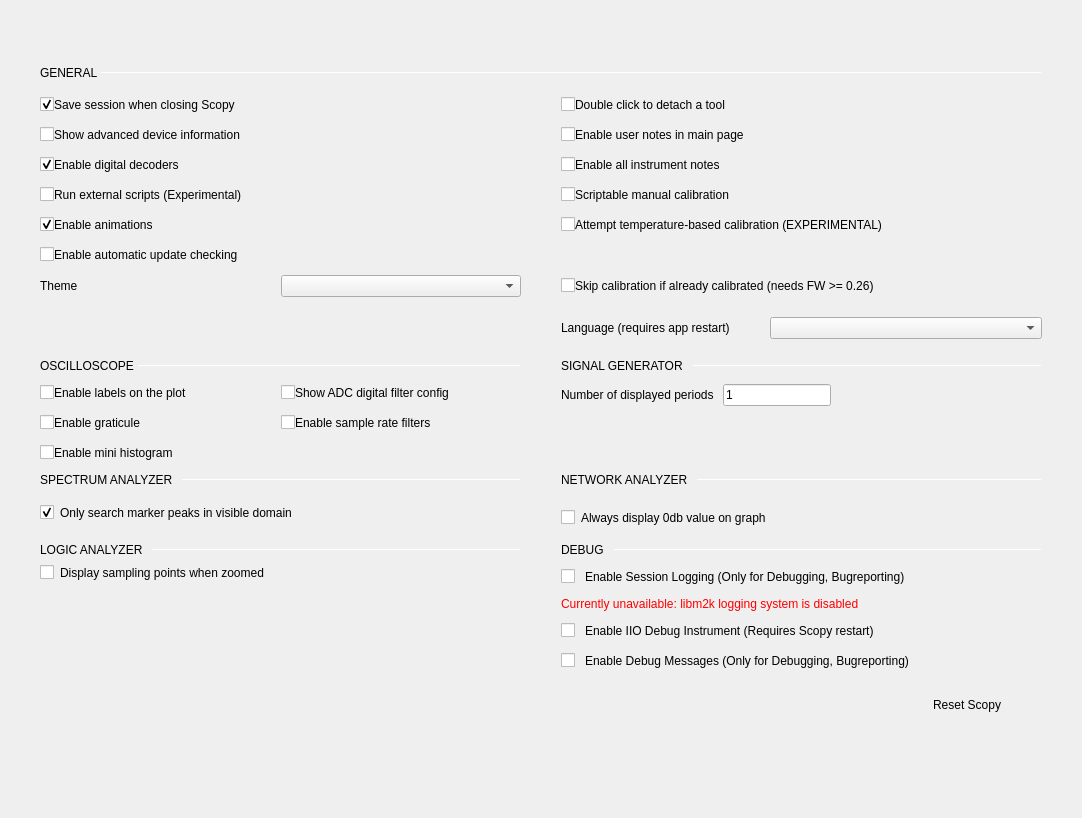
analogdevicesinc/scopy, file ui/preferences.ui: the form before one commit.
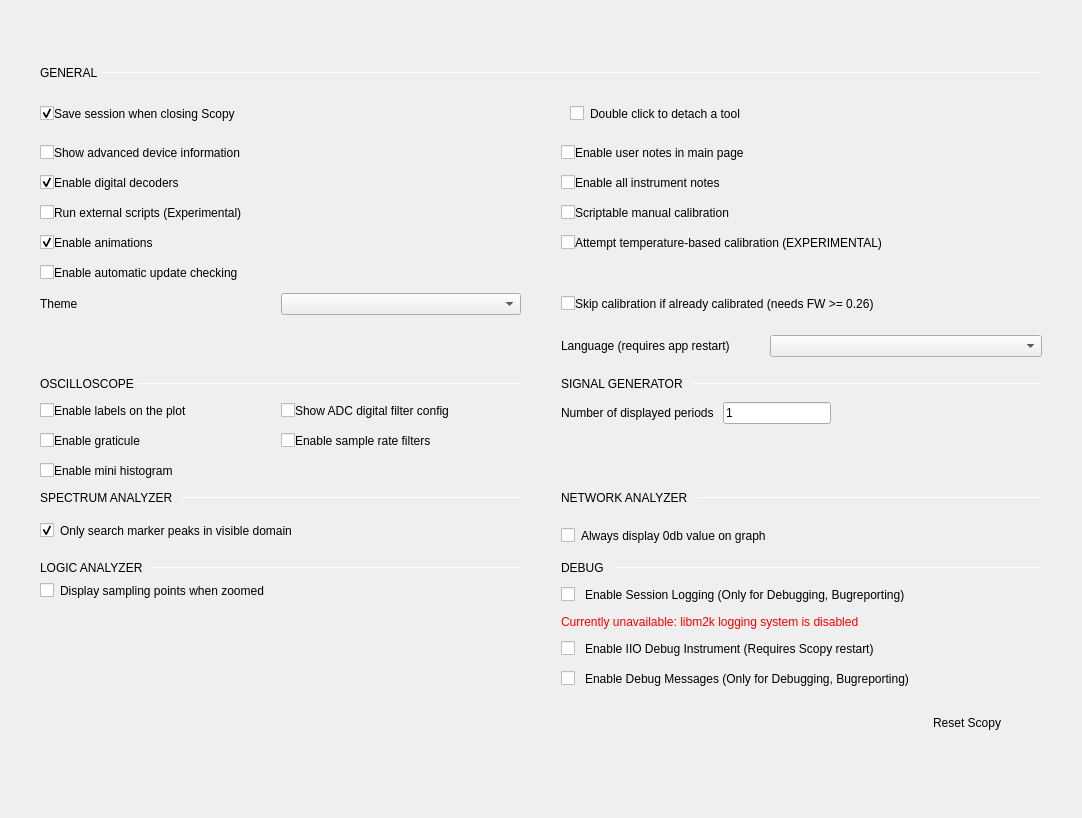
The form after the commit.

Commit message: gui: disabled tool detaching for android

Patch:
```diff
--- a/ui/preferences.ui
+++ b/ui/preferences.ui
@@ -73,8 +73,8 @@
        <rect>
         <x>0</x>
         <y>0</y>
-        <width>1068</width>
-        <height>760</height>
+        <width>1082</width>
+        <height>752</height>
        </rect>
       </property>
       <layout class="QVBoxLayout" name="verticalLayout_3">
@@ -1021,40 +1021,6 @@
                  </layout>
                 </widget>
                </item>
-               <item row="0" column="1">
-                <layout class="QHBoxLayout" name="horizontalLayout_5">
-                 <item>
-                  <widget class="QCheckBox" name="doubleClickCheckBox">
-                   <property name="text">
-                    <string/>
-                   </property>
-                  </widget>
-                 </item>
-                 <item>
-                  <widget class="QLabel" name="label">
-                   <property name="text">
-                    <string>Double click to detach a tool</string>
-                   </property>
-                   <property name="margin">
-                    <number>0</number>
-                   </property>
-                  </widget>
-                 </item>
-                 <item>
-                  <spacer name="horizontalSpacer_5">
-                   <property name="orientation">
-                    <enum>Qt::Horizontal</enum>
-                   </property>
-                   <property name="sizeHint" stdset="0">
-                    <size>
-                     <width>40</width>
-                     <height>20</height>
-                    </size>
-                   </property>
-                  </spacer>
-                 </item>
-                </layout>
-               </item>
                <item row="6" column="1">
                 <layout class="QHBoxLayout" name="horizontalLayout_30">
                  <property name="topMargin">
@@ -1706,6 +1672,42 @@
                  </item>
                 </layout>
                </item>
+               <item row="0" column="1">
+                <widget class="QWidget" name="doubleClickToDetachWidget" native="true">
+                 <layout class="QHBoxLayout" name="horizontalLayout_5">
+                  <item>
+                   <widget class="QCheckBox" name="doubleClickCheckBox">
+                    <property name="text">
+                     <string/>
+                    </property>
+                   </widget>
+                  </item>
+                  <item>
+                   <widget class="QLabel" name="label">
+                    <property name="text">
+                     <string>Double click to detach a tool</string>
+                    </property>
+                    <property name="margin">
+                     <number>0</number>
+                    </property>
+                   </widget>
+                  </item>
+                  <item>
+                   <spacer name="horizontalSpacer_5">
+                    <property name="orientation">
+                     <enum>Qt::Horizontal</enum>
+                    </property>
+                    <property name="sizeHint" stdset="0">
+                     <size>
+                      <width>40</width>
+                      <height>20</height>
+                     </size>
+                    </property>
+                   </spacer>
+                  </item>
+                 </layout>
+                </widget>
+               </item>
               </layout>
              </item>
             </layout>
```
The commit also changes 7 other files.
